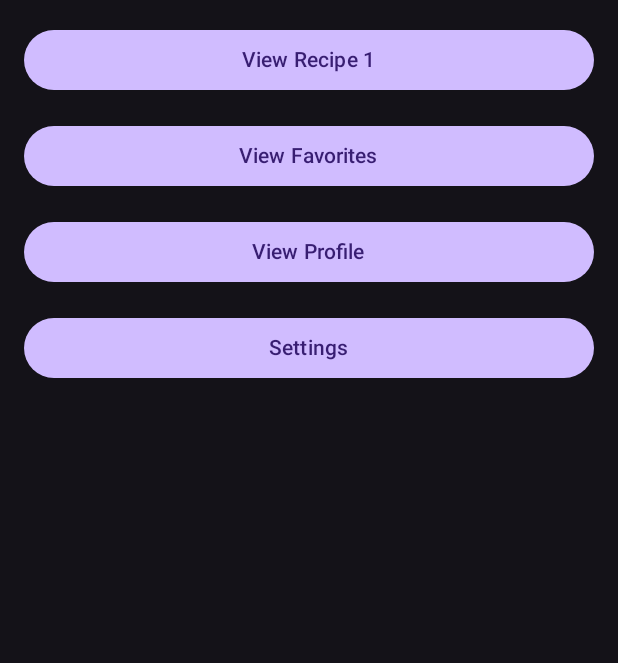
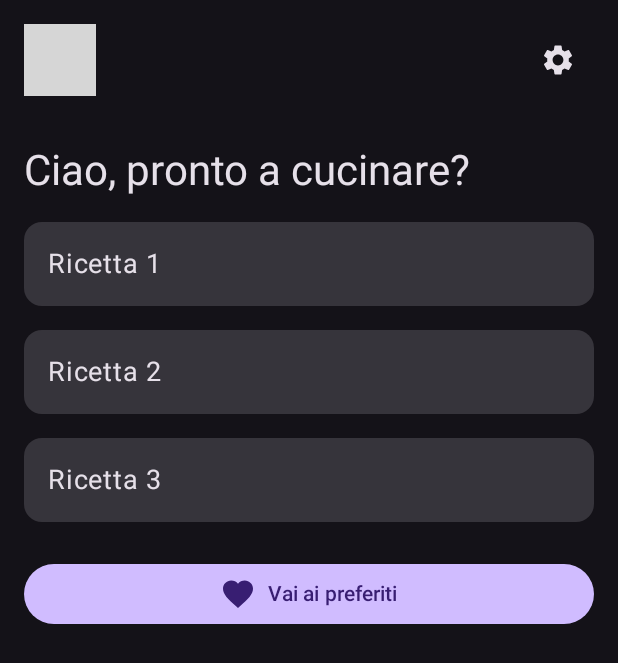
Before and after one commit to FantinJacopo/GnamGPT, an Android app built with Jetpack Compose: the screen it shows after launch (MainActivity), on a phone screen of 412 x 824 dp. Shown: the top 663 px of the screen. Run offline under Robolectric (Android 15) with nearby library versions, the phone set to English and light mode, and no system bars; grey boxes are pictures that could not be loaded.

Commit message:
feat: Enhance Home Screen with improved UI and navigation
This commit significantly improves the Home Screen by introducing a better structure, enhanced UI elements, and clearer navigation.

-   **Top App Bar**:
    -   Added a `TopAppBar` to display the profile image and settings icon.
    -   Implemented clickable profile image and settings icon.
-   **Home Screen Structure**:
    -   Reorganized the layout of the `HomeScreen`.
    -   Added a title "Ciao, pronto a cucinare?".
    -   Created a `RecipeList` composable to show a list of recipes.
    -   Implemented a button to navigate to the favorites screen.
-   **Recipe List**:
    -   Added `RecipeList` to display a list of recipes with `Card` elements.
    -   Made each recipe card clickable to simulate navigation to a specific recipe.
-   **Navigation**:
    - Refactor `HomeScreen` for better navigation.
- **UI Enhancements**
    - add profile placeholder image
    - Added Icons for favorite and settings
- **Remove**
    - Remove SplashActivity run configuration

```diff
--- a/app/src/main/java/com/gnamgpt/ui/screens/HomeScreen.kt
+++ b/app/src/main/java/com/gnamgpt/ui/screens/HomeScreen.kt
@@ -1,11 +1,22 @@
 package com.gnamgpt.ui.screens
 
+import androidx.compose.foundation.Image
+import androidx.compose.foundation.clickable
 import androidx.compose.foundation.layout.*
+import androidx.compose.foundation.shape.CircleShape
+import androidx.compose.material.icons.Icons
+import androidx.compose.material.icons.filled.Favorite
+import androidx.compose.material.icons.filled.Settings
 import androidx.compose.material3.*
 import androidx.compose.runtime.Composable
+import androidx.compose.ui.Alignment
 import androidx.compose.ui.Modifier
+import androidx.compose.ui.draw.clip
+import androidx.compose.ui.res.painterResource
 import androidx.compose.ui.tooling.preview.Preview
 import androidx.compose.ui.unit.dp
+import androidx.compose.ui.unit.sp
+import com.gnamgpt.R
 
 @Composable
 fun HomeScreen(
@@ -14,34 +25,95 @@ fun HomeScreen(
     onProfileClick: () -> Unit,
     onSettingsClick: () -> Unit
 ) {
-    Column(modifier = Modifier.fillMaxSize().padding(16.dp)) {
-        Button(onClick = { onRecipeClick("Recipe 1") }, modifier = Modifier.fillMaxWidth()) {
-            Text("View Recipe 1")
-        }
+    Column(modifier = Modifier.fillMaxSize()) {
+        // Barra superiore con immagine profilo e icona impostazioni
+        TopAppBar(
+            onProfileClick = onProfileClick,
+            onSettingsClick = onSettingsClick
+        )
 
         Spacer(modifier = Modifier.height(16.dp))
 
-        Button(onClick = { onFavoritesClick() }, modifier = Modifier.fillMaxWidth()) {
-            Text("View Favorites")
+        // Titolo della home
+        Text(
+            text = "Ciao, pronto a cucinare?",
+            style = MaterialTheme.typography.headlineMedium,
+            modifier = Modifier.padding(start = 16.dp, bottom = 8.dp)
+        )
+
+        // Sezione ricette
+        RecipeList(onRecipeClick = onRecipeClick)
+
+        // Pulsante Preferiti
+        Button(
+            onClick = onFavoritesClick,
+            modifier = Modifier
+                .padding(16.dp)
+                .fillMaxWidth()
+        ) {
+            Icon(Icons.Filled.Favorite, contentDescription = "Preferiti")
+            Spacer(modifier = Modifier.width(8.dp))
+            Text(text = "Vai ai preferiti")
         }
+    }
+}
 
-        Spacer(modifier = Modifier.height(16.dp))
+// Barra superiore con immagine profilo e impostazioni
+@Composable
+fun TopAppBar(
+    onProfileClick: () -> Unit,
+    onSettingsClick: () -> Unit
+) {
+    Row(
+        modifier = Modifier
+            .fillMaxWidth()
+            .padding(16.dp),
+        verticalAlignment = Alignment.CenterVertically
+    ) {
+        // Immagine profilo cliccabile
+        Image(
+            painter = painterResource(id = R.drawable.profile_placeholder),
+            contentDescription = "Profilo",
+            modifier = Modifier
+                .size(48.dp)
+                .clip(CircleShape)
+                .clickable { onProfileClick() }
+        )
 
-        Button(onClick = { onProfileClick() }, modifier = Modifier.fillMaxWidth()) {
-            Text("View Profile")
+        Spacer(modifier = Modifier.weight(1f))
+
+        // Icona impostazioni
+        IconButton(onClick = onSettingsClick) {
+            Icon(Icons.Filled.Settings, contentDescription = "Impostazioni")
         }
+    }
+}
 
-        Spacer(modifier = Modifier.height(16.dp))
-
-        Button(onClick = { onSettingsClick() }, modifier = Modifier.fillMaxWidth()) {
-            Text("Settings")
+// Lista di ricette (esempio semplificato)
+@Composable
+fun RecipeList(onRecipeClick: (String) -> Unit) {
+    Column(modifier = Modifier.padding(horizontal = 16.dp)) {
+        repeat(3) { index ->
+            Card(
+                modifier = Modifier
+                    .fillMaxWidth()
+                    .padding(vertical = 8.dp)
+                    .clickable { onRecipeClick("Ricetta_$index") },
+                shape = MaterialTheme.shapes.medium
+            ) {
+                Text(
+                    text = "Ricetta ${index + 1}",
+                    fontSize = 18.sp,
+                    modifier = Modifier.padding(16.dp)
+                )
+            }
         }
     }
 }
 
 @Preview
 @Composable
-fun PreviewHome() {
+fun PreviewHomeScreen() {
     HomeScreen(
         onRecipeClick = {},
         onFavoritesClick = {},
```
